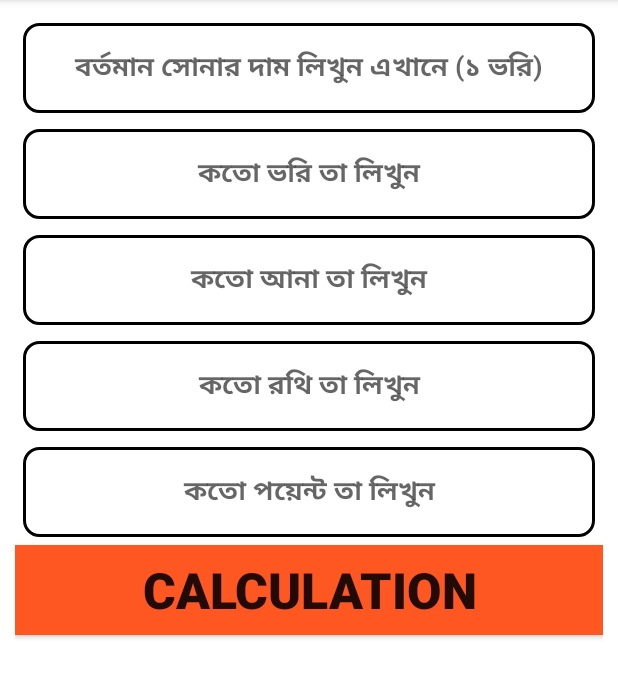
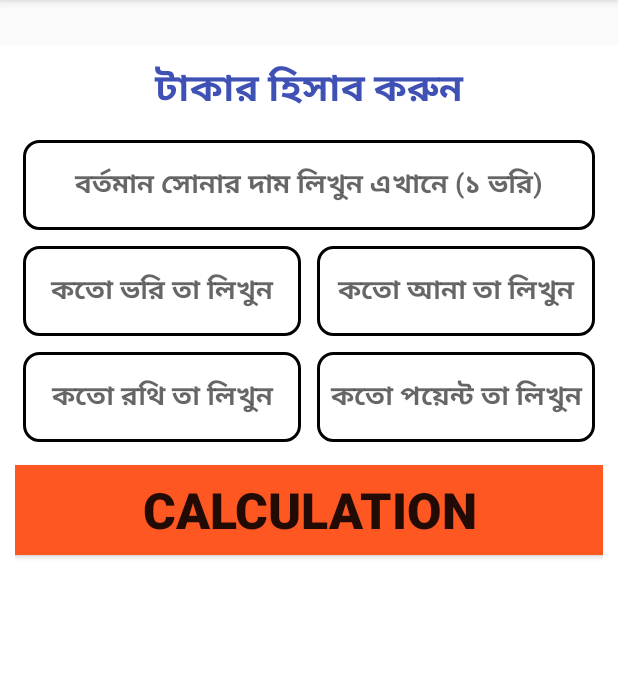
Before and after one commit to hridoykrisnadas/Jwelers_Calculator_Old, an Android app: the screen it shows after launch (Tk_Activity), after a tap on "টাকার হিসাব করুন", on a phone screen of 412 x 824 dp, the part 84-782 px from its top. Run offline under Robolectric (Android 15) with nearby library versions, the phone set to English and light mode, and no system bars.

Commit message:
Update coded

```diff
--- a/app/src/main/AndroidManifest.xml
+++ b/app/src/main/AndroidManifest.xml
@@ -9,7 +9,8 @@
         android:roundIcon="@mipmap/ic_launcher_round"
         android:supportsRtl="true"
         android:theme="@style/AppTheme">
-        <activity android:name=".Sum_Acitivity"></activity>
+        <activity android:name=".Sponsored"></activity>
+        <activity android:name=".Sum_Acitivity" />
         <activity android:name=".Tk_Activity" />
         <activity android:name=".MainActivity">
             <intent-filter>
--- a/app/src/main/java/com/moontechit/jwellerscalculator/MainActivity.java
+++ b/app/src/main/java/com/moontechit/jwellerscalculator/MainActivity.java
@@ -11,7 +11,7 @@ import android.widget.ViewFlipper;
 
 public class MainActivity extends AppCompatActivity {
     ViewFlipper viewflipper;
-    Button tkButton;
+    Button tkButton, sumButton, sponsored;
 
 
     @Override
@@ -27,10 +27,29 @@ public class MainActivity extends AppCompatActivity {
 
 
         tkButton = findViewById(R.id.TkButtonId);
+        sumButton = findViewById(R.id.SumButtonId);
+        sponsored = findViewById(R.id.SponsoredButtonID);
+
         tkButton.setOnClickListener(new View.OnClickListener() {
             @Override
             public void onClick(View view) {
                 Intent intent = new Intent(MainActivity.this, Tk_Activity.class);
+                startActivity(intent);
+            }
+        });
+
+        sumButton.setOnClickListener(new View.OnClickListener() {
+            @Override
+            public void onClick(View view) {
+                Intent intent = new Intent(MainActivity.this, Sum_Acitivity.class);
+                startActivity(intent);
+            }
+        });
+
+        sponsored.setOnClickListener(new View.OnClickListener() {
+            @Override
+            public void onClick(View view) {
+                Intent intent = new Intent(MainActivity.this, Sponsored.class);
                 startActivity(intent);
             }
         });
--- a/app/src/main/res/layout/activity_tk.xml
+++ b/app/src/main/res/layout/activity_tk.xml
@@ -7,12 +7,22 @@
     android:background="#FFFFFF"
     android:orientation="vertical"
     android:padding="10dp"
+    android:layout_marginTop="30dp"
     tools:context="com.moontechit.jwellerscalculator.Tk_Activity">
+
+    <TextView
+        android:layout_width="match_parent"
+        android:layout_height="wrap_content"
+        android:gravity="center_horizontal"
+        android:text="টাকার হিসাব করুন"
+        android:textColor="#3F51B5"
+        android:textSize="25sp"
+        android:textStyle="bold" />
 
     <ScrollView
         android:layout_width="match_parent"
         android:layout_height="wrap_content"
-        android:layout_marginBottom="2dp">
+        android:layout_marginTop="10dp">
 
         <LinearLayout
             android:layout_width="match_parent"
@@ -30,12 +40,18 @@
                 android:inputType="number"
                 android:textStyle="bold" />
 
+            <LinearLayout
+                android:layout_width="match_parent"
+                android:layout_height="wrap_content"
+                android:orientation="horizontal"
+                android:weightSum="2">
+
                 <EditText
                     android:id="@+id/Vori"
                     android:layout_width="match_parent"
                     android:layout_height="60dp"
-                android:layout_below="@id/Price"
                     android:layout_margin="5dp"
+                    android:layout_weight="1"
                     android:background="@drawable/edi_text_border"
                     android:gravity="center"
                     android:hint="কতো ভরি তা লিখুন"
@@ -46,20 +62,28 @@
                     android:id="@+id/Ana"
                     android:layout_width="match_parent"
                     android:layout_height="60dp"
-                android:layout_below="@id/Vori"
                     android:layout_margin="5dp"
+                    android:layout_weight="1"
                     android:background="@drawable/edi_text_border"
                     android:gravity="center"
                     android:hint="কতো আনা তা লিখুন"
                     android:inputType="number"
                     android:textStyle="bold" />
 
+            </LinearLayout>
+
+            <LinearLayout
+                android:layout_width="match_parent"
+                android:layout_height="wrap_content"
+                android:orientation="horizontal"
+                android:weightSum="2">
+
                 <EditText
                     android:id="@+id/Rothi"
                     android:layout_width="match_parent"
                     android:layout_height="60dp"
-                android:layout_below="@id/Ana"
                     android:layout_margin="5dp"
+                    android:layout_weight="1"
                     android:background="@drawable/edi_text_border"
                     android:gravity="center"
                     android:hint="কতো রথি তা লিখুন"
@@ -70,13 +94,15 @@
                     android:id="@+id/Point"
                     android:layout_width="match_parent"
                     android:layout_height="60dp"
-                android:layout_below="@id/Rothi"
                     android:layout_margin="5dp"
+                    android:layout_weight="1"
                     android:background="@drawable/edi_text_border"
                     android:gravity="center"
                     android:hint="কতো পয়েন্ট তা লিখুন"
                     android:inputType="number"
                     android:textStyle="bold" />
+
+            </LinearLayout>
 
 
             <Button
@@ -88,6 +114,7 @@
                 android:text="Calculation"
                 android:textColorHint="#3D5AFE"
                 android:textSize="15pt"
+                android:layout_marginTop="10dp"
                 android:textStyle="bold" />
 
             <TextView
```
Also changed, not shown: app/src/main/java/com/moontechit/jwellerscalculator/Sponsored.java (added, +14 -0 lines), app/src/main/res/layout/activity_sponsored.xml (added, +41 -0 lines), app/src/main/res/drawable/Bijoy.JPG (added), app/src/main/res/drawable/Hridoy.jpg (added). Lines whose indentation alone changed are shown as unchanged.
